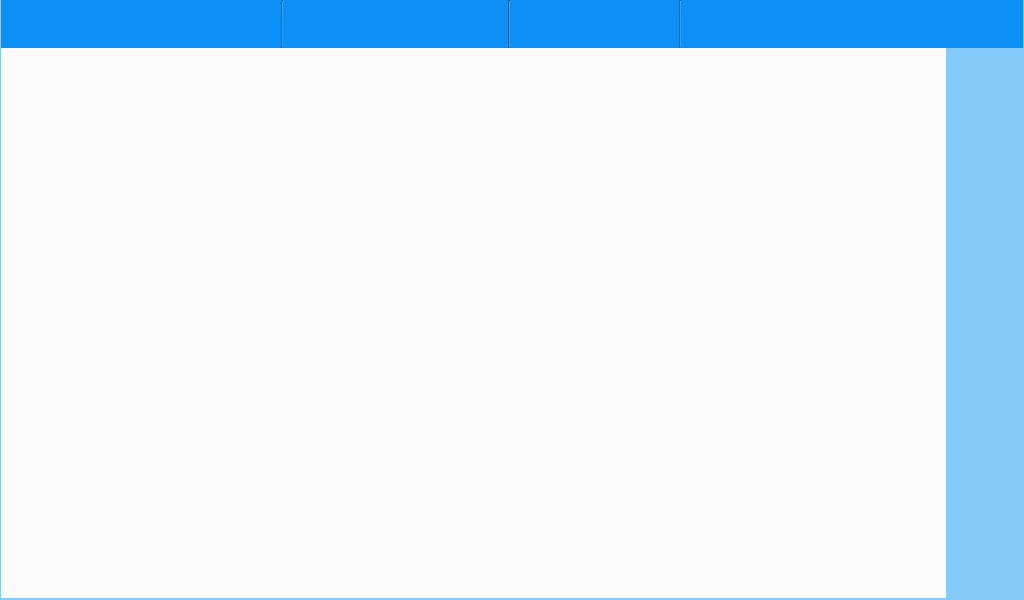
Txikilinux/abuledu-minitexte, file src/mainwindow.ui: the form before one commit.
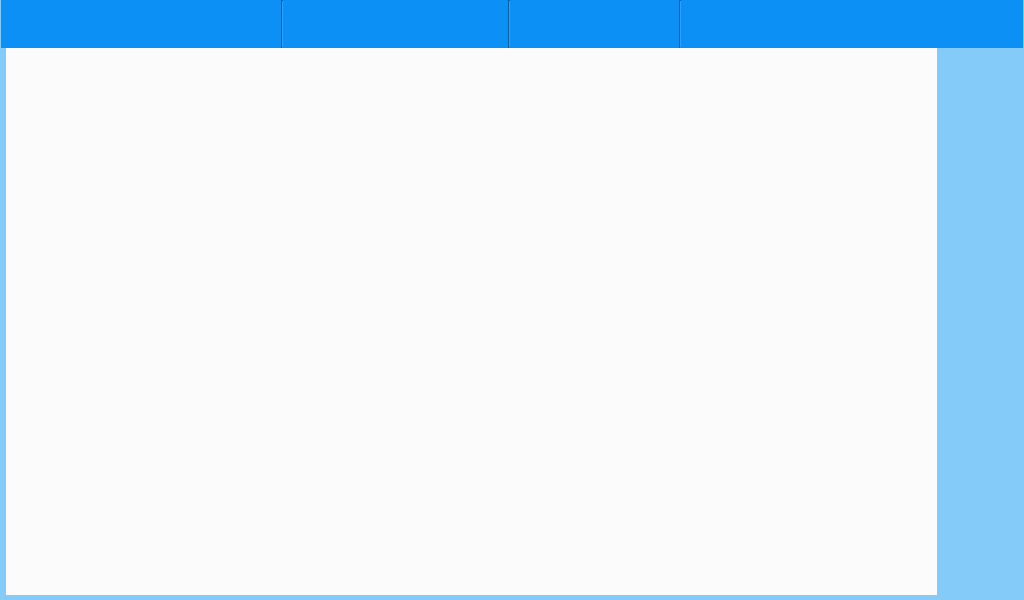
The form after the commit. Icons and pictures are not drawn. Custom widgets are drawn as their Qt base class.

Commit message: Correc° affichage texte abuledumultimedia + bordure page texte

```diff
--- a/src/mainwindow.ui
+++ b/src/mainwindow.ui
@@ -89,15 +89,12 @@
          <number>0</number>
         </property>
         <property name="bottomMargin">
-         <number>2</number>
+         <number>5</number>
         </property>
-        <property name="horizontalSpacing">
-         <number>2</number>
-        </property>
-        <property name="verticalSpacing">
+        <property name="spacing">
          <number>0</number>
         </property>
-        <item row="0" column="0" colspan="2">
+        <item row="0" column="0" colspan="3">
          <widget class="QFrame" name="frmFormat">
           <property name="minimumSize">
            <size>
@@ -632,7 +629,6 @@
           </layout>
           <zorder>btn_bold</zorder>
           <zorder>btn_italic</zorder>
-          <zorder>teZoneTexte</zorder>
           <zorder>btn_underlined</zorder>
           <zorder>btn_decrease</zorder>
           <zorder>btn_increase</zorder>
@@ -647,6 +643,24 @@
          </widget>
         </item>
         <item row="1" column="0">
+         <spacer name="horizontalSpacer_2">
+          <property name="orientation">
+           <enum>Qt::Horizontal</enum>
+          </property>
+          <property name="sizeType">
+           <enum>QSizePolicy::Fixed</enum>
+          </property>
+          <property name="sizeHint" stdset="0">
+           <size>
+            <width>5</width>
+            <height>20</height>
+           </size>
+          </property>
+         </spacer>
+        </item>
+        <item row="1" column="1" rowspan="2">
+         <layout class="QHBoxLayout" name="horizontalLayout_4">
+          <item>
          <widget class="QTextEdit" name="teZoneTexte">
           <property name="focusPolicy">
            <enum>Qt::StrongFocus</enum>
@@ -668,7 +682,7 @@
           </property>
          </widget>
         </item>
-        <item row="1" column="1">
+          <item>
          <widget class="QFrame" name="frmControlAudio">
           <property name="minimumSize">
            <size>
@@ -682,8 +696,25 @@
           <property name="frameShadow">
            <enum>QFrame::Raised</enum>
           </property>
-          <zorder>teZoneTexte</zorder>
-         </widget>
+           </widget>
+          </item>
+         </layout>
+        </item>
+        <item row="2" column="2">
+         <spacer name="horizontalSpacer_3">
+          <property name="orientation">
+           <enum>Qt::Horizontal</enum>
+          </property>
+          <property name="sizeType">
+           <enum>QSizePolicy::Fixed</enum>
+          </property>
+          <property name="sizeHint" stdset="0">
+           <size>
+            <width>5</width>
+            <height>20</height>
+           </size>
+          </property>
+         </spacer>
         </item>
        </layout>
       </widget>
```
Lines whose indentation alone changed are shown as unchanged. The commit also changes 1 other file.
